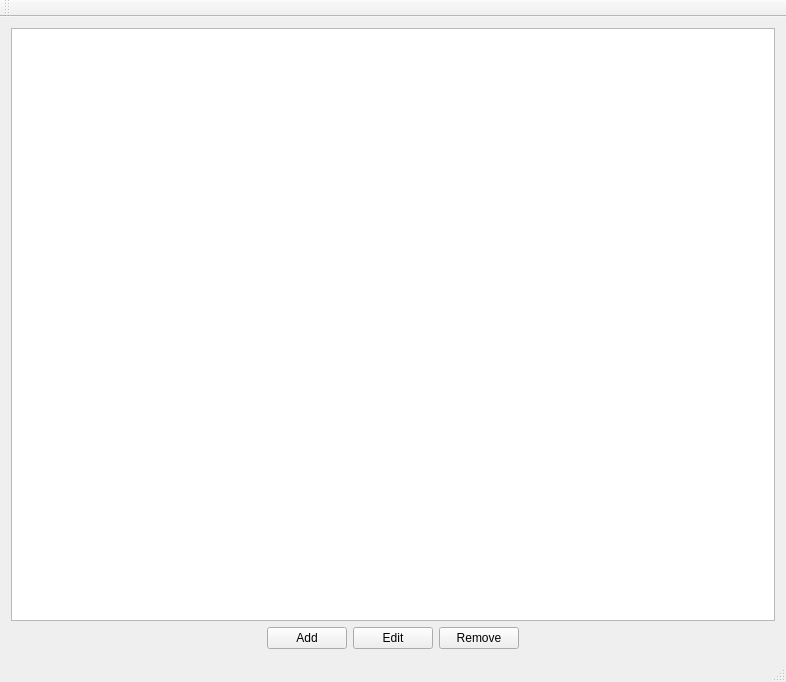
This is Worksheet5/qt_designer/mainwindow.ui in mattnotmitt/H62PEP-individual as Qt 5 draws it before an edit. The edited form follows.
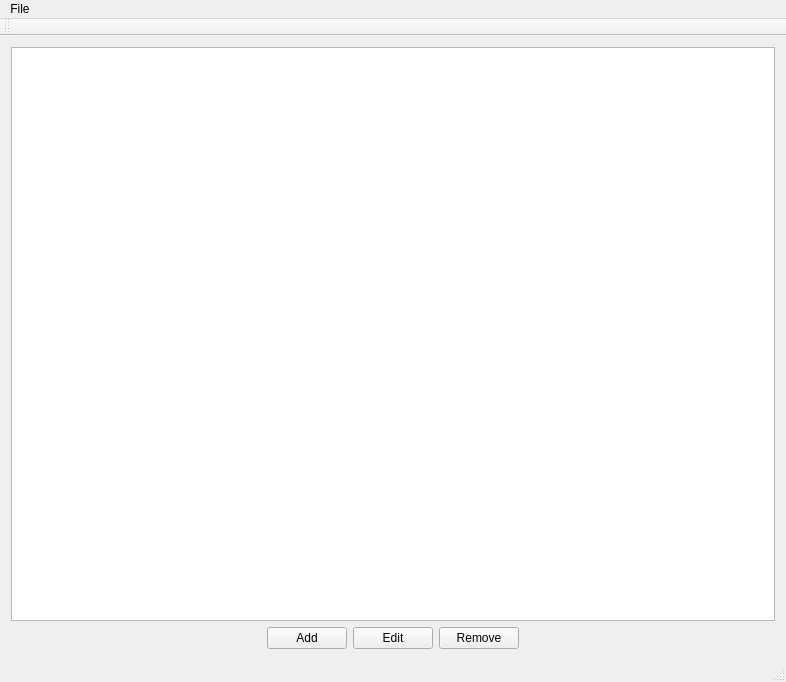
This is the edited form.

```diff
--- a/Worksheet5/qt_designer/mainwindow.ui
+++ b/Worksheet5/qt_designer/mainwindow.ui
@@ -84,6 +84,13 @@
      <height>30</height>
     </rect>
    </property>
+   <widget class="QMenu" name="menuFile">
+    <property name="title">
+     <string>File</string>
+    </property>
+    <addaction name="actionSave"/>
+   </widget>
+   <addaction name="menuFile"/>
   </widget>
   <widget class="QToolBar" name="mainToolBar">
    <attribute name="toolBarArea">
```
Left out of the diff: 5 changed lines with no effect on the pictures.
